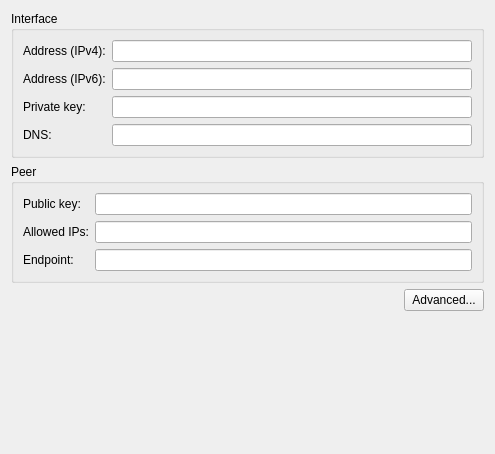
This is vpn/wireguard/wireguard.ui in KDE/plasma-nm as Qt 5 draws it before an edit. The edited form follows.
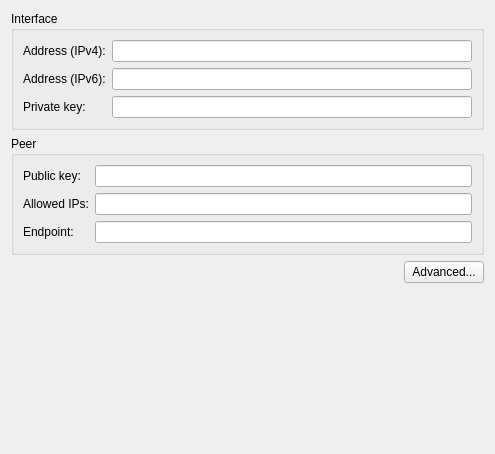
This is the edited form. Custom widgets are drawn as their Qt base class.

Patch:
```diff
--- a/vpn/wireguard/wireguard.ui
+++ b/vpn/wireguard/wireguard.ui
@@ -69,21 +69,6 @@
         </property>
        </widget>
       </item>
-      <item row="3" column="0">
-       <widget class="QLabel" name="dNSLabel">
-        <property name="text">
-         <string>DNS:</string>
-        </property>
-       </widget>
-      </item>
-      <item row="3" column="1">
-       <widget class="QLineEdit" name="dNSLineEdit">
-        <property name="toolTip">
-         <string>Optional.
-IPv4 or IPv6 address to set the interface's DNS server.</string>
-        </property>
-       </widget>
-      </item>
      </layout>
     </widget>
    </item>
```
